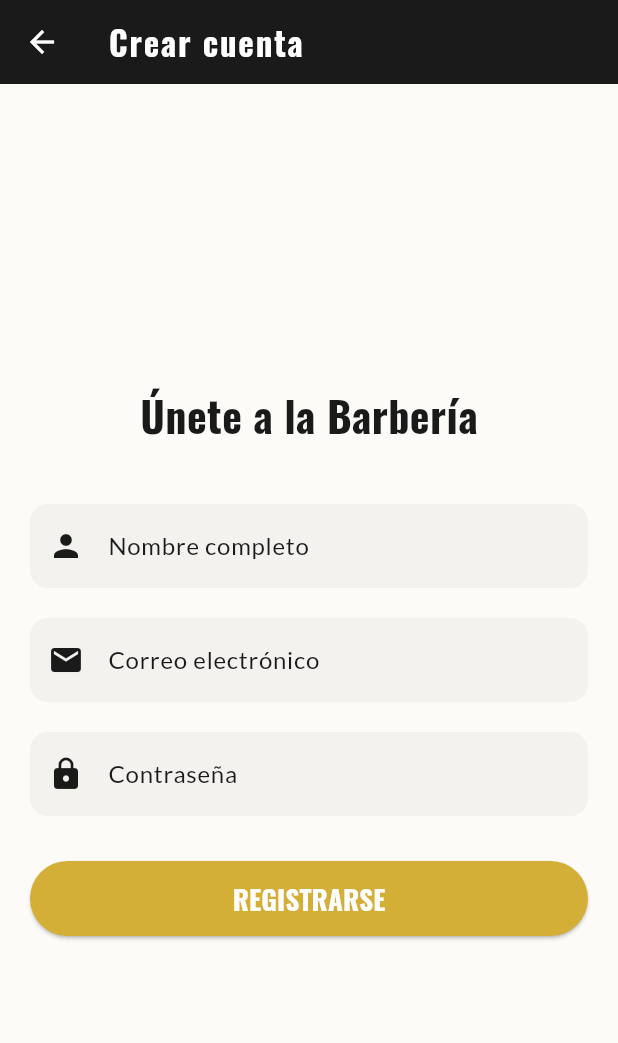
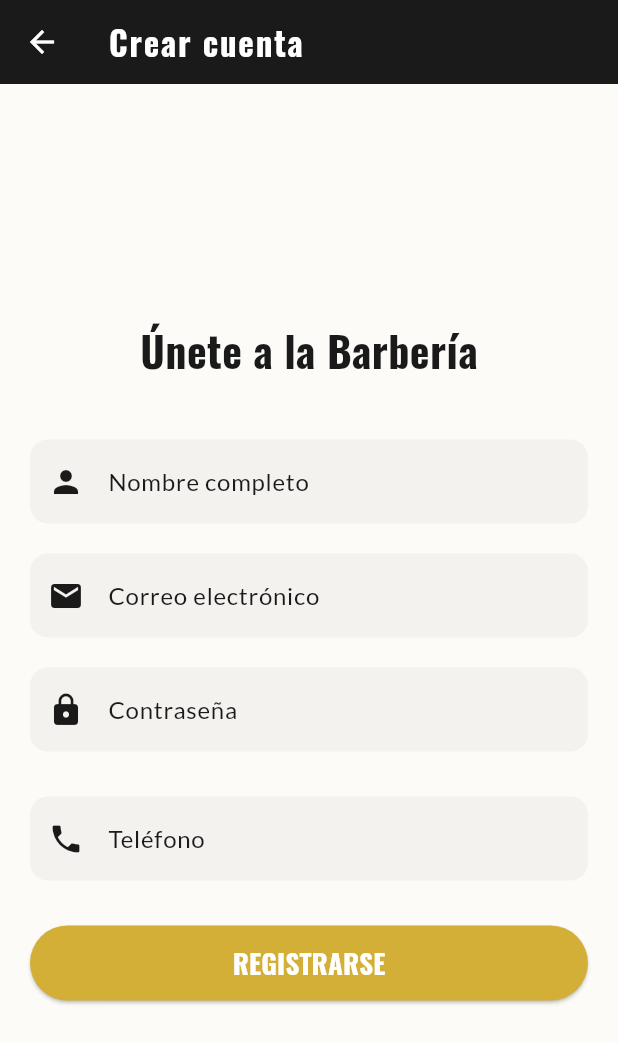
Before and after one commit to jmhc1990/reservation-management-app, a Flutter app: the LoginScreen screen opened directly, after a tap on "¿No tienes cuenta? Regístrate aquí", on a phone screen of 412 x 824 dp. Shown: the top 1043 px of the screen. Run offline on Flutter 3.47's test engine with Material 3 defaults, Android fonts, the phone set to English and light mode, and no system bars; our stand-ins replace cloud_firestore, firebase_auth, firebase_core, google_fonts; accounts and stored records are empty.

Commit message:
Hechas las modificaciones necesarias para que el programa sea funcional. 1. Añadidos los campos de name y phone al auth_controller.dart. 2. Añadidas las funciones de registro y login a los botones. 3. Cambiado LoginScreen por AuthWrapper como home. 4. Error menor en user.dart que no habia corregido antes al cambiar el nombre de createdAt.

```diff
--- a/lib/controllers/auth_controller.dart
+++ b/lib/controllers/auth_controller.dart
@@ -48,7 +48,8 @@ class AuthController extends ChangeNotifier {
     required String email,
     required String password,
     required String confirmPassword,
-    String? displayName,
+    required String name,
+    required String phone,
   }) async {
     // validación local antes de llamar a Firebase
     if (password != confirmPassword) {
@@ -65,7 +66,8 @@ class AuthController extends ChangeNotifier {
     final result = await _authService.register(
       email: email,
       password: password,
-      displayName: displayName,
+      name: name,
+      phone: phone,
     );
 
     if (result.success) {
--- a/lib/main.dart
+++ b/lib/main.dart
@@ -4,7 +4,6 @@ import 'package:provider/provider.dart';
 import 'controllers/auth_controller.dart';
 import 'firebase_options.dart'; // Generado por flutterfire configure
 import 'navigation/auth_wrapper.dart';
-import 'screens/auth/login_screen.dart';
 
 Future<void> main() async {
   WidgetsFlutterBinding.ensureInitialized();
@@ -37,7 +36,7 @@ class BarberApp extends StatelessWidget {
           scaffoldBackgroundColor: const Color(0xFF0F0F1A),
         ),
         // AuthWrapper decide automáticamente si mostrar Login o Home.
-        home: const LoginScreen(),
+        home: const AuthWrapper(),
       ),
     );
   }
--- a/lib/models/user.dart
+++ b/lib/models/user.dart
@@ -55,7 +55,7 @@ class ModeloUsuario {
     String? name,
     String? phone,
     RolUsuario? role,
-    DateTime? creationDate,
+    DateTime? createdAt,
   }) {
     return ModeloUsuario(
       uid: uid ?? this.uid,
@@ -63,7 +63,7 @@ class ModeloUsuario {
       name: name ?? this.name,
       phone: phone ?? this.phone,
       role: role ?? this.role,
-      createdAt: createdAt,
+      createdAt: createdAt ?? this.createdAt,
     );
   }
 }
--- a/lib/screens/auth/login_screen.dart
+++ b/lib/screens/auth/login_screen.dart
@@ -1,17 +1,45 @@
 import 'package:flutter/material.dart';
 import 'register_screen.dart';
 import 'package:google_fonts/google_fonts.dart';
+import 'package:style_sync/controllers/auth_controller.dart';
+import 'package:provider/provider.dart';
 
-class LoginScreen extends StatelessWidget {
+class LoginScreen extends StatefulWidget {
   const LoginScreen({super.key});
 
   @override
+  State<LoginScreen> createState() => _LoginScreenState();
+}
+
+
+class _LoginScreenState extends State<LoginScreen> {
+  final _emailController = TextEditingController();
+  final _passwordController = TextEditingController();
+
+  @override
+  void dispose() {
+    _emailController.dispose();
+    _passwordController.dispose();
+    super.dispose();
+  }
+
+    Future<void> _handleLogin(BuildContext context) async {
+       await context.read<AuthController>().login(
+            email: _emailController.text,
+            password: _passwordController.text,
+          );
+    }
+
+  @override
   Widget build(BuildContext context) {
+    final isLoading = context.watch<AuthController>().isLoading;
+    final errorMessage = context.watch<AuthController>().errorMessage;
+
     return Scaffold(
       backgroundColor: Color(0xFFFDFBF7),
       appBar: AppBar(
         title: Text(
-          'Barbería Zaitec',
+          'StyleSync',
           style: GoogleFonts.oswald(
             fontWeight: FontWeight.bold,
             letterSpacing: 1.2,
@@ -35,6 +63,7 @@ class LoginScreen extends StatelessWidget {
             ),
             const SizedBox(height: 40),
             TextField(
+              controller: _emailController,
               style: GoogleFonts.lato(color: const Color(0xFF1A1A1A)),
               decoration: InputDecoration(
                 labelText: 'Correo electrónico',
@@ -57,6 +86,7 @@ class LoginScreen extends StatelessWidget {
             ),
             const SizedBox(height: 20),
             TextField(
+              controller: _passwordController,
               obscureText: true,
               style: GoogleFonts.lato(color: const Color(0xFF1A1A1A)),
               decoration: InputDecoration(
@@ -79,8 +109,20 @@ class LoginScreen extends StatelessWidget {
               ),
             ),
             const SizedBox(height: 30),
+
+            if (errorMessage != null) ...[
+              Padding(
+                padding: const EdgeInsets.symmetric(horizontal: 20),
+                child: Text(
+                  errorMessage,
+                  style: GoogleFonts.lato(color: Colors.red),
+                ),
+              ),
+            ],
+            const SizedBox(height: 30),
+            // Botón de inicio de sesión
             ElevatedButton(
-              onPressed: () {},
+              onPressed: isLoading ? null : () => _handleLogin(context),
               style: ElevatedButton.styleFrom(
                 backgroundColor: const Color(0xFFD4AF37),
                 foregroundColor: Colors.white,
@@ -99,6 +141,8 @@ class LoginScreen extends StatelessWidget {
               ),
             ),
             const SizedBox(height: 20),
+
+            // Botón para ir a la pantalla de registro
             TextButton(
               onPressed: () {
                 Navigator.push(
--- a/lib/screens/auth/register_screen.dart
+++ b/lib/screens/auth/register_screen.dart
@@ -1,11 +1,49 @@
 import 'package:flutter/material.dart';
 import 'package:google_fonts/google_fonts.dart';
+import 'package:style_sync/controllers/auth_controller.dart';
+import 'package:provider/provider.dart';
 
-class RegisterScreen extends StatelessWidget {
+class RegisterScreen extends StatefulWidget {
   const RegisterScreen({super.key});
 
   @override
+  State<RegisterScreen> createState() => _RegisterScreenState();
+}
+
+class _RegisterScreenState extends State<RegisterScreen> {
+  final _nameController = TextEditingController();
+  final _emailController = TextEditingController();
+  final _passwordController = TextEditingController();
+  final _phoneController = TextEditingController();
+
+  @override
+  void dispose() {
+    _nameController.dispose();
+    _emailController.dispose();
+    _passwordController.dispose();
+    _phoneController.dispose();
+    super.dispose();
+  }
+
+  Future<void> _handleRegister(BuildContext context) async {
+    final success = await context.read<AuthController>().register(
+          email: _emailController.text,
+          password: _passwordController.text,
+          confirmPassword: _passwordController.text,
+          name: _nameController.text,
+          phone: _phoneController.text,
+        );
+
+    if (success && context.mounted) {
+      Navigator.pop(context);
+    }
+  }
+
+  @override
   Widget build(BuildContext context) {
+    final isLoading = context.watch<AuthController>().isLoading;
+    final errorMessage = context.watch<AuthController>().errorMessage;
+
     return Scaffold(
       backgroundColor: Color(0xFFFDFBF7),
       appBar: AppBar(
@@ -36,6 +74,7 @@ class RegisterScreen extends StatelessWidget {
 
             // Nuevo campo: Nombre
             TextField(
+              controller: _nameController,
               style: GoogleFonts.lato(color: const Color(0xFF1A1A1A)),
               decoration: InputDecoration(
                 labelText: 'Nombre completo',
@@ -58,8 +97,9 @@ class RegisterScreen extends StatelessWidget {
             ),
 
             const SizedBox(height: 20),
-
+            // Nuevo campo: email
             TextField(
+              controller: _emailController,
               style: GoogleFonts.lato(color: const Color(0xFF1A1A1A)),
               decoration: InputDecoration(
                 labelText: 'Correo electrónico',
@@ -82,7 +122,9 @@ class RegisterScreen extends StatelessWidget {
             ),
             const SizedBox(height: 20),
 
+            // Nuevo campo: contraseña
             TextField(
+              controller: _passwordController,
               obscureText: true,
               style: GoogleFonts.lato(color: const Color(0xFF1A1A1A)),
               decoration: InputDecoration(
@@ -106,8 +148,40 @@ class RegisterScreen extends StatelessWidget {
             ),
             const SizedBox(height: 30),
 
+            TextField(
+              controller: _phoneController,
+              keyboardType: TextInputType.phone,
+              style: GoogleFonts.lato(color: const Color(0xFF1A1A1A)),
+              decoration: InputDecoration(
+                labelText: 'Teléfono',
+                labelStyle: GoogleFonts.lato(color: const Color(0xFF1A1A1A)),
+                prefixIcon: const Icon(Icons.phone, color: Color(0xFF1A1A1A)),
+                filled: true,
+                fillColor: Colors.grey.withOpacity(0.1),
+                enabledBorder: OutlineInputBorder(
+                  borderRadius: BorderRadius.circular(12),
+                  borderSide: const BorderSide(color: Colors.transparent),
+                ),
+                focusedBorder: OutlineInputBorder(
+                  borderRadius: BorderRadius.circular(12),
+                  borderSide: const BorderSide(color: Color(0xFFD4AF37), width: 2),
+                ),
+              ),
+            ),
+            const SizedBox(height: 30),
+
+            if (errorMessage != null) ...[
+              Padding(
+                padding: const EdgeInsets.symmetric(horizontal: 20),
+                child: Text(
+                  errorMessage,
+                  style: GoogleFonts.lato(color: Colors.red),
+                ),
+              ),
+            ],
+
             ElevatedButton(
-              onPressed: () {},
+              onPressed: isLoading ? null : () => _handleRegister(context),
               style: ElevatedButton.styleFrom(
                 backgroundColor: Color(0xFFD4AF37),
                 minimumSize: const Size(double.infinity, 50),
```
